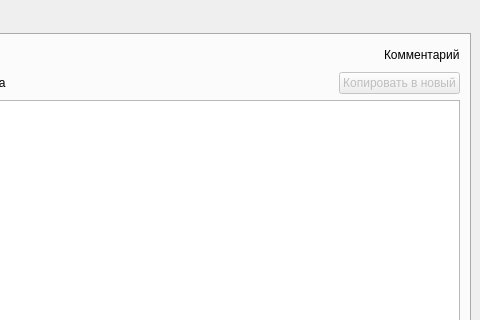
This is mainwindow.ui in grigvlwork/error_editor as Qt 5 draws it before an edit; both pictures show x 639 to 1119 and y 0 to 320 of the 1119 by 907 pixel window. The edited form follows.
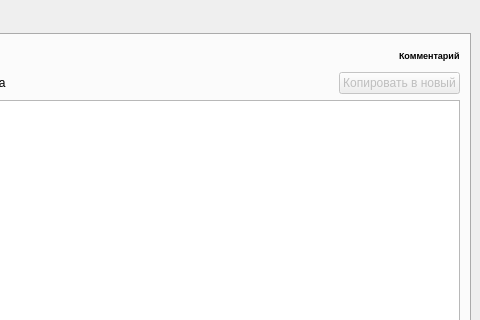
This is the edited form. Icons and pictures are not drawn.

Commit message: переход  по записям

Patch:
```diff
--- a/mainwindow.ui
+++ b/mainwindow.ui
@@ -82,6 +82,14 @@
           </item>
           <item>
            <widget class="QLabel" name="comment_lb">
+            <property name="font">
+             <font>
+              <family>Arial</family>
+              <pointsize>7</pointsize>
+              <weight>75</weight>
+              <bold>true</bold>
+             </font>
+            </property>
             <property name="text">
              <string>Комментарий</string>
             </property>
```
The commit also changes 2 other files.
